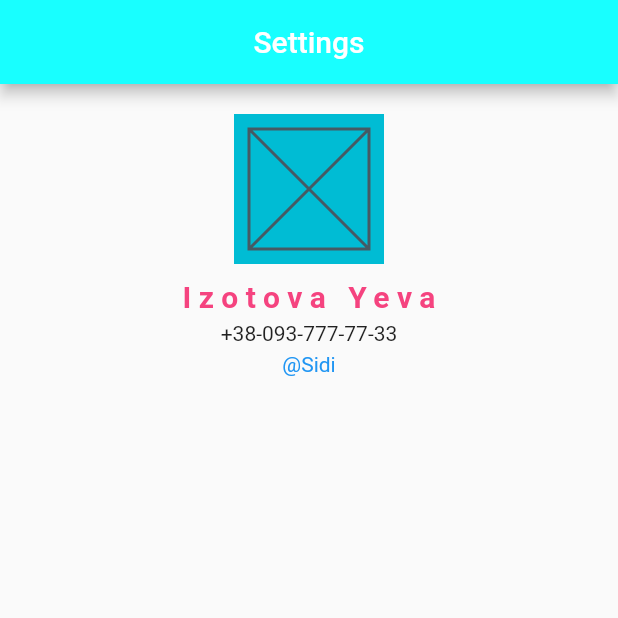
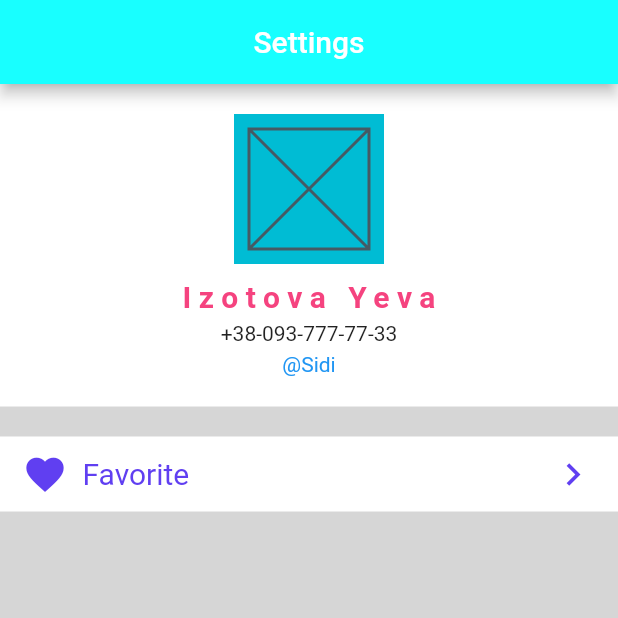
Before and after one commit to Che4891/firstFlutter, a Flutter app: the screen it shows after launch, on a phone screen of 412 x 824 dp, the top half of it. Run offline on Flutter 3.47's test engine with Material 2 defaults, Android fonts, the phone set to English and light mode, and no system bars.

Commit message:
added row

```diff
--- a/lib/widget/user_profile.dart
+++ b/lib/widget/user_profile.dart
@@ -9,21 +9,23 @@ class UserProfile extends StatelessWidget {
     return Scaffold(
       appBar: AppBar(
         backgroundColor: Colors.cyanAccent,
-        title: const Center(child: Text('Settings', textAlign: TextAlign.center,)),
+        title: const Center(
+            child: Text(
+          'Settings',
+          textAlign: TextAlign.center,
+        )),
       ),
       body: Container(
         width: double.infinity,
-        padding: const EdgeInsets.fromLTRB(0, 20, 0, 20),
+        color: Colors.grey[350],
         child: Column(
           crossAxisAlignment: CrossAxisAlignment.center,
           children: const [
-            _AvatarWidget(),
-            SizedBox(height: 10,),
-            _UserName(),
-             SizedBox(height: 5,),
-            _UserPhone(),
-             SizedBox(height: 5,),
-            _UserNickName()
+            _UserInfo(),
+            SizedBox(
+              height: 20,
+            ),
+            _MenuBlock(),
           ],
         ),
       ),
@@ -31,30 +33,85 @@ class UserProfile extends StatelessWidget {
   }
 }
 
-class _UserNickName extends StatelessWidget {
-  const _UserNickName();
+class _UserInfo extends StatelessWidget {
+  const _UserInfo();
 
   @override
   Widget build(BuildContext context) {
-    return const Text('@Sidi', style: TextStyle(color: Colors.blue),);
+    return Container(
+      width: double.infinity,
+      padding: const EdgeInsets.fromLTRB(0, 20, 0, 20),
+      color: Colors.white,
+      child: Column(
+        crossAxisAlignment: CrossAxisAlignment.center,
+        children: const [
+          _AvatarWidget(),
+          SizedBox(
+            height: 10,
+          ),
+          _UserName(),
+          SizedBox(
+            height: 5,
+          ),
+          _UserPhone(),
+          SizedBox(
+            height: 5,
+          ),
+          _UserNickName()
+        ],
+      ),
+    );
   }
 }
 
-class _UserPhone extends StatelessWidget {
-  const _UserPhone();
+class _MenuBlock extends StatelessWidget {
+  const _MenuBlock();
 
   @override
   Widget build(BuildContext context) {
-    return const Text('+38-093-777-77-33');
+    return Container(
+      width: double.infinity,
+      color: Colors.white,
+      child: Column(
+        children: const [
+          _RowWidget()
+        ],
+      ),
+    );
   }
 }
 
-class _UserName extends StatelessWidget {
-  const _UserName();
+class _RowWidget extends StatelessWidget {
+  const _RowWidget();
 
   @override
   Widget build(BuildContext context) {
-    return const Text('Izotova Yeva', style: TextStyle(fontSize: 20, letterSpacing: 5, fontWeight: FontWeight.bold, color: Color.fromARGB(255, 245, 67, 127)),);
+    return Padding(
+      padding: const EdgeInsets.symmetric(horizontal: 15, vertical: 10),
+      child: Row(
+        children: const [
+          Icon(
+            Icons.favorite,
+            size: 30,
+            color: Color.fromARGB(255, 96, 63, 241),
+          ),
+          SizedBox(
+            width: 10,
+          ),
+          Expanded(
+              child: Text('Favorite',
+                  style: TextStyle(
+                    fontSize: 20,
+                    color: Color.fromARGB(255, 96, 63, 241),
+                  ))),
+          Icon(
+            Icons.chevron_right,
+            size: 30,
+            color: Color.fromARGB(255, 96, 63, 241),
+          ),
+        ],
+      ),
+    );
   }
 }
 
@@ -72,3 +129,40 @@ class _AvatarWidget extends StatelessWidget {
     );
   }
 }
+
+class _UserName extends StatelessWidget {
+  const _UserName();
+
+  @override
+  Widget build(BuildContext context) {
+    return const Text(
+      'Izotova Yeva',
+      style: TextStyle(
+          fontSize: 20,
+          letterSpacing: 5,
+          fontWeight: FontWeight.bold,
+          color: Color.fromARGB(255, 245, 67, 127)),
+    );
+  }
+}
+
+class _UserPhone extends StatelessWidget {
+  const _UserPhone();
+
+  @override
+  Widget build(BuildContext context) {
+    return const Text('+38-093-777-77-33');
+  }
+}
+
+class _UserNickName extends StatelessWidget {
+  const _UserNickName();
+
+  @override
+  Widget build(BuildContext context) {
+    return const Text(
+      '@Sidi',
+      style: TextStyle(color: Colors.blue),
+    );
+  }
+}
```
Also changed, not shown: lib/main.dart (+0 -102 lines).
